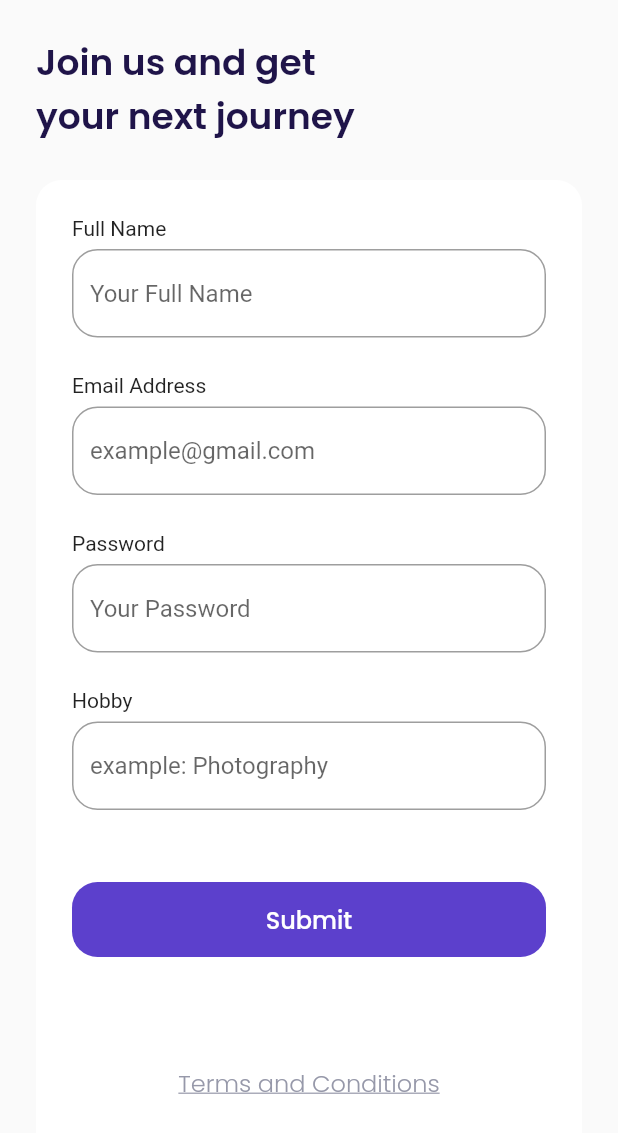
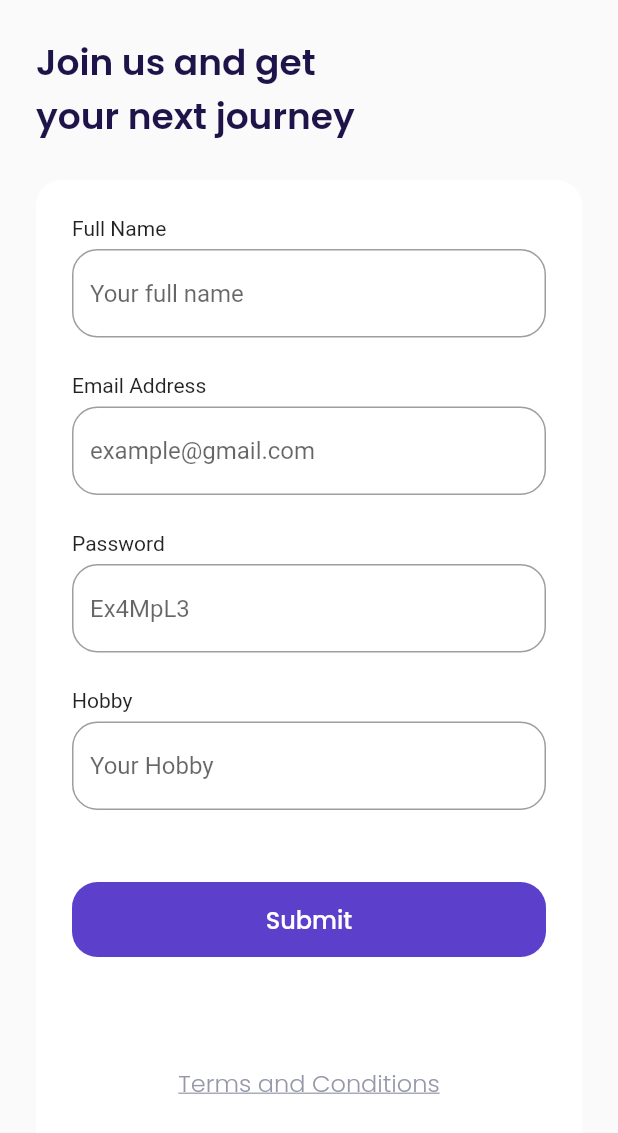
Before and after one commit to Bintaaaa/air_plane_flutter, a Flutter app: the SignUpPage screen opened by its route, on a phone screen of 412 x 824 dp. Shown: the top 1133 px of the screen. Run offline on Flutter 3.47's test engine with Material 2 defaults, Android fonts, the phone set to English and light mode, and no system bars; our stand-ins replace google_fonts.

Commit message:
item text field without boilerplate

```diff
--- a/lib/ui/pages/sign_up_page.dart
+++ b/lib/ui/pages/sign_up_page.dart
@@ -1,4 +1,5 @@
 import 'package:air_plane/ui/widgets/item_button.dart';
+import 'package:air_plane/ui/widgets/item_text_form_field.dart';
 import 'package:flutter/material.dart';
 import '../../style/theme.dart';
 
@@ -20,36 +21,7 @@ class SignUpPage extends StatelessWidget {
 
     Widget inputSection(){
 
-      Widget  defaultInput(String title, String hint, bool secureText){
-        return Container(
-          margin: EdgeInsets.only(bottom: defaultMargin),
-          child: Column(
-            crossAxisAlignment: CrossAxisAlignment.start,
-            children: [
-              Text(title),
-              SizedBox(
-                height: 6,
-              ),
-              TextFormField(
-                cursorColor: kBlackColor,
-                obscureText: secureText,
-                decoration: InputDecoration(
-                  hintText: hint,
-                  border: OutlineInputBorder(
-                    borderRadius: BorderRadius.circular(defaultRadius),
-                  ),
-                  focusedBorder: OutlineInputBorder(
-                    borderRadius: BorderRadius.circular(defaultRadius),
-                    borderSide: BorderSide(
-                      color: kPrimaryColor
-                    )
-                  )
-                ),
-              )
-            ],
-          ),
-        );
-      }
+
 
       Widget submitButtom(){
         return ItemButton(title: "Submit", onPressed: (){
@@ -82,10 +54,10 @@ class SignUpPage extends StatelessWidget {
         ),
         child: Column(
           children: [
-            defaultInput("Full Name", "Your Full Name",false),
-            defaultInput("Email Address", "example@gmail.com", false),
-            defaultInput("Password", "Your Password", true),
-            defaultInput("Hobby", "example: Photography", false),
+            ItemFieldFormText(title: "Full Name", hint: "Your full name"),
+            ItemFieldFormText(title: "Email Address", hint: "example@gmail.com"),
+            ItemFieldFormText(title: "Password", hint: "Ex4MpL3",secureText: true),
+            ItemFieldFormText(title: "Hobby", hint: "Your Hobby"),
             submitButtom(),
             tacButton()
           ],
--- /dev/null
+++ b/lib/ui/widgets/item_text_form_field.dart
@@ -0,0 +1,40 @@
+import 'package:air_plane/style/theme.dart';
+import 'package:flutter/material.dart';
+
+class ItemFieldFormText extends StatelessWidget {
+  final String title;
+  final String hint;
+  final bool secureText;
+  const ItemFieldFormText({Key? key, required this.title, required this.hint, this.secureText = false }) : super(key: key);
+  @override
+  Widget build(BuildContext context) {
+    return Container(
+      margin: EdgeInsets.only(bottom: defaultMargin),
+      child: Column(
+        crossAxisAlignment: CrossAxisAlignment.start,
+        children: [
+          Text(title),
+          SizedBox(
+            height: 6,
+          ),
+          TextFormField(
+            cursorColor: kBlackColor,
+            obscureText: secureText,
+            decoration: InputDecoration(
+                hintText: hint,
+                border: OutlineInputBorder(
+                  borderRadius: BorderRadius.circular(defaultRadius),
+                ),
+                focusedBorder: OutlineInputBorder(
+                    borderRadius: BorderRadius.circular(defaultRadius),
+                    borderSide: BorderSide(
+                        color: kPrimaryColor
+                    )
+                )
+            ),
+          )
+        ],
+      ),
+    );
+  }
+}
```
